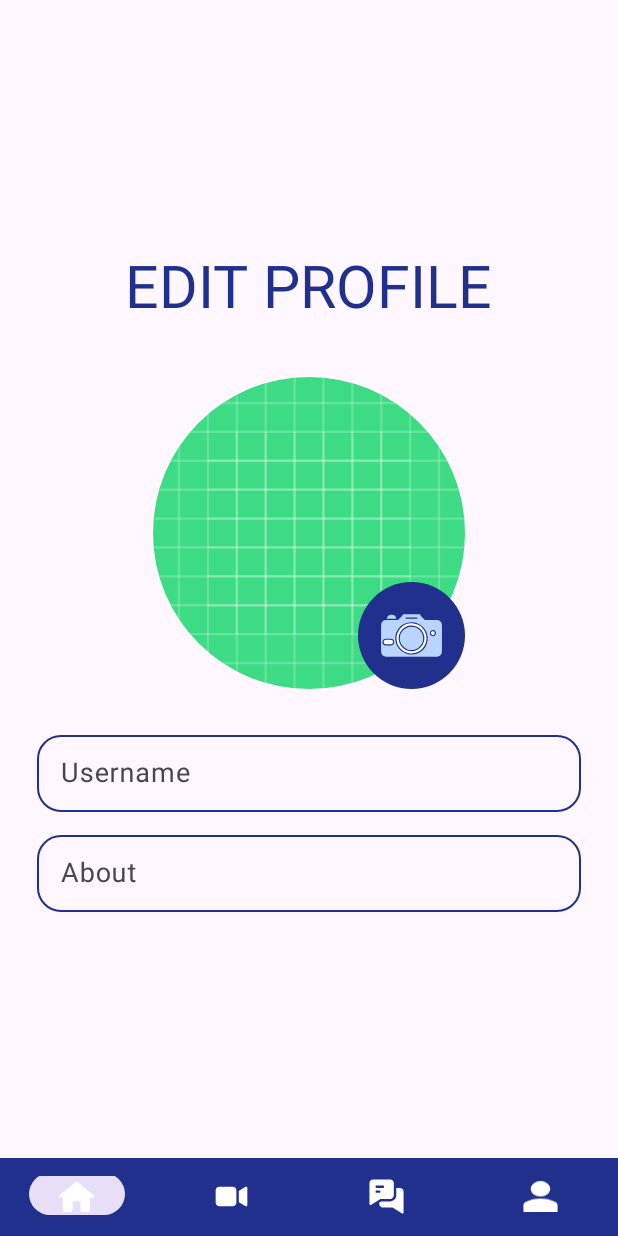
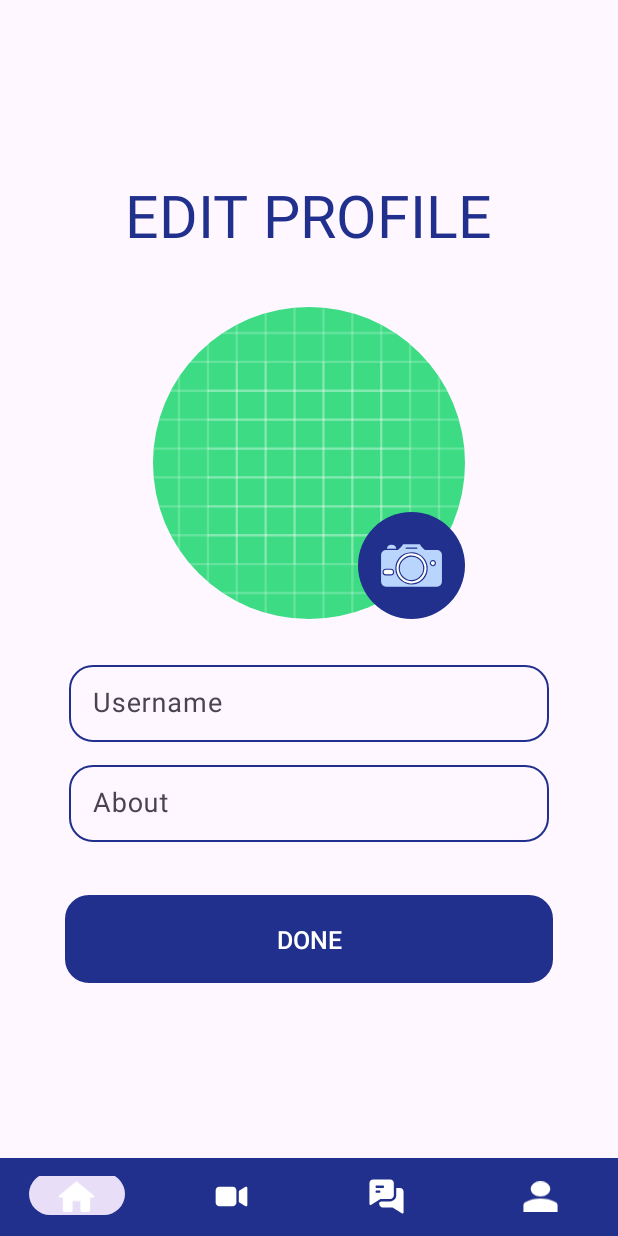
Before and after one commit to Ananad-Bhatt/Whisper, an Android app: the fragment ProfileEditFragment placed in its activity, on a phone screen of 412 x 824 dp. Run offline under Robolectric (Android 15) with nearby library versions, the phone set to English and light mode, and no system bars; our stand-ins replace CircleImageView, sdp/ssp sizes.

Commit message:
Create edit profile UI

```diff
--- a/app/src/main/res/layout/fragment_profile_edit.xml
+++ b/app/src/main/res/layout/fragment_profile_edit.xml
@@ -41,7 +41,7 @@
         android:layout_height="wrap_content"
         android:hint="@string/username"
         android:layout_marginTop="25dp"
-        android:minEms="17">
+        android:minEms="15">
 
         <EditText
             android:id="@+id/edt_edit_profile_user_name"
@@ -56,7 +56,7 @@
         android:layout_height="wrap_content"
         android:hint="@string/about"
         android:layout_marginTop="10dp"
-        android:minEms="17">
+        android:minEms="15">
 
         <EditText
             android:id="@+id/edt_edit_profile_about"
@@ -67,6 +67,13 @@
             style="@style/EDITTEXT"
             android:isScrollContainer="true" />
 
+        <androidx.appcompat.widget.AppCompatButton
+            android:id="@+id/btn_edit_profile_done"
+            style="@style/BUTTON_FILL"
+            android:layout_marginTop="35dp"
+            android:textSize="@dimen/_13ssp"
+            android:text="@string/done_edit"/>
+
     </com.google.android.material.textfield.TextInputLayout>
 
 </LinearLayout>
--- a/app/src/main/res/values/strings.xml
+++ b/app/src/main/res/values/strings.xml
@@ -56,6 +56,7 @@
     <string name="recent_posts">Recent Posts</string>
     <string name="see_all">See all </string>
     <string name="edit_profile">Edit Profile</string>
+    <string name="done_edit">Done</string>
 
     <!--    Chat activity-->
     <string name="enter_message">Enter Message</string>
@@ -64,6 +65,5 @@
     <string name="accept_request">Do you wanted to accept message request?</string>
     <string name="accept">Accept</string>
     <string name="decline">Decline</string>
-    <!-- TODO: Remove or change this placeholder text -->
     <string name="hello_blank_fragment">Hello blank fragment</string>
 </resources>
```
